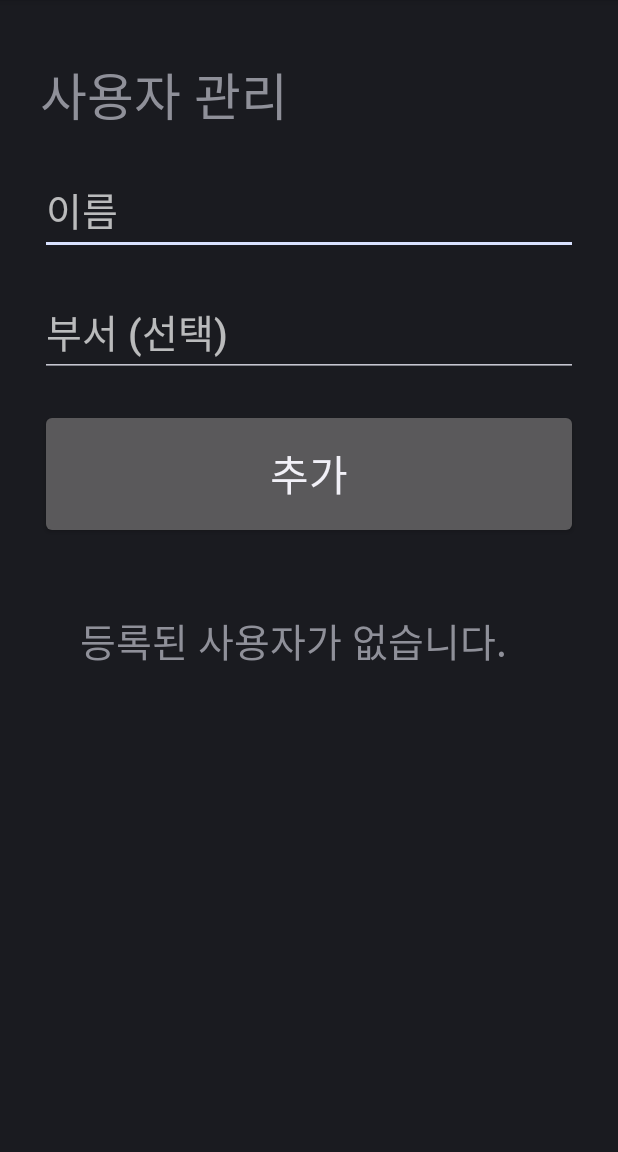
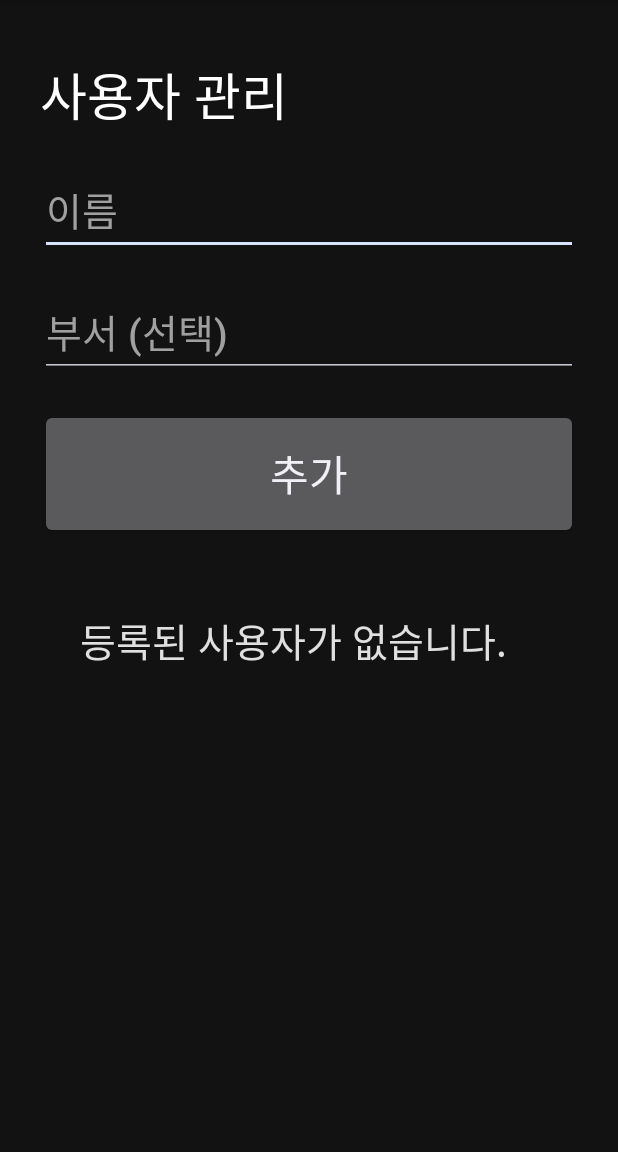
Before and after one commit to skelsid/Hyundai_Pleos, an Android app: the screen it shows after launch (UsersActivity), after a tap on "사용자 관리", on a phone screen of 412 x 824 dp, the part 84-1236 px from its top. Run offline under Robolectric (Android 15) with nearby library versions, the phone set to English and light mode, and no system bars; pictures from the network do not load.

Commit message:
앱 아이콘 추가, 화면 배경·글씨 색 직접 지정
- 적응형 벡터 아이콘(운행기록표+바퀴), 단색 레이어 포함
- 기본 테마의 회색 글씨 대비가 낮아 배경 #121212, 글씨 흰색·#E0E0E0 으로 고정

Co-Authored-By: Claude Opus 5.5 <noreply@anthropic.com>

```diff
--- a/vehicle-log/app/src/main/AndroidManifest.xml
+++ b/vehicle-log/app/src/main/AndroidManifest.xml
@@ -26,6 +26,7 @@
     <uses-permission android:name="android.permission.USE_FULL_SCREEN_INTENT" />
 
     <application
+        android:icon="@mipmap/ic_launcher"
         android:label="차량운행기록"
         android:supportsRtl="true">
 
--- a/vehicle-log/app/src/main/kotlin/dev/vehiclelog/ui/Ui.kt
+++ b/vehicle-log/app/src/main/kotlin/dev/vehiclelog/ui/Ui.kt
@@ -1,6 +1,7 @@
 package dev.vehiclelog.ui
 
 import android.content.Context
+import android.graphics.Color
 import android.text.InputType
 import android.view.View
 import android.view.ViewGroup.LayoutParams.MATCH_PARENT
@@ -21,8 +22,17 @@ internal object Ui {
     private const val BUTTON_MIN_HEIGHT_PX = 130
     private const val BUTTON_MAX_LINES = 4
 
+    // 기기 기본 테마에 맡기면 어두운 배경에 회색 글씨가 나와 읽기 어렵다. 색을 직접 정한다 (본문 대비 14:1 이상, 힌트 7:1)
+    private val BACKGROUND = Color.rgb(0x12, 0x12, 0x12)
+    private val TEXT_PRIMARY = Color.WHITE
+    private val TEXT_SECONDARY = Color.rgb(0xE0, 0xE0, 0xE0)
+    private val TEXT_HINT = Color.rgb(0xA0, 0xA0, 0xA0)
+
     fun screen(context: Context, content: LinearLayout): ScrollView =
-        ScrollView(context).apply { addView(content, MATCH_PARENT, WRAP_CONTENT) }
+        ScrollView(context).apply {
+            setBackgroundColor(BACKGROUND)
+            addView(content, MATCH_PARENT, WRAP_CONTENT)
+        }
 
     fun column(context: Context): LinearLayout = LinearLayout(context).apply {
         orientation = LinearLayout.VERTICAL
@@ -41,12 +51,14 @@ internal object Ui {
     fun title(context: Context, text: String): TextView = TextView(context).apply {
         this.text = text
         textSize = TITLE_SP
+        setTextColor(TEXT_PRIMARY)
         layoutParams = spaced()
     }
 
     fun body(context: Context, text: String): TextView = TextView(context).apply {
         this.text = text
         textSize = BODY_SP
+        setTextColor(TEXT_SECONDARY)
         layoutParams = spaced()
     }
 
@@ -66,6 +78,8 @@ internal object Ui {
         this.hint = hint
         setText(value)
         textSize = BODY_SP
+        setTextColor(TEXT_PRIMARY)
+        setHintTextColor(TEXT_HINT)
         isSingleLine = true
         inputType = InputType.TYPE_CLASS_TEXT or (if (caps) InputType.TYPE_TEXT_FLAG_CAP_CHARACTERS else 0)
         layoutParams = spaced()
--- /dev/null
+++ b/vehicle-log/app/src/main/res/mipmap-anydpi/ic_launcher.xml
@@ -0,0 +1,6 @@
+<?xml version="1.0" encoding="utf-8"?>
+<adaptive-icon xmlns:android="http://schemas.android.com/apk/res/android">
+    <background android:drawable="@color/ic_launcher_background" />
+    <foreground android:drawable="@drawable/ic_launcher_foreground" />
+    <monochrome android:drawable="@drawable/ic_launcher_foreground" />
+</adaptive-icon>
--- /dev/null
+++ b/vehicle-log/app/src/main/res/values/ic_launcher_colors.xml
@@ -0,0 +1,4 @@
+<?xml version="1.0" encoding="utf-8"?>
+<resources>
+    <color name="ic_launcher_background">#1E3A5F</color>
+</resources>
```
Also changed, not shown: vehicle-log/app/src/main/res/drawable/ic_launcher_foreground.xml (added, +27 -0 lines).
